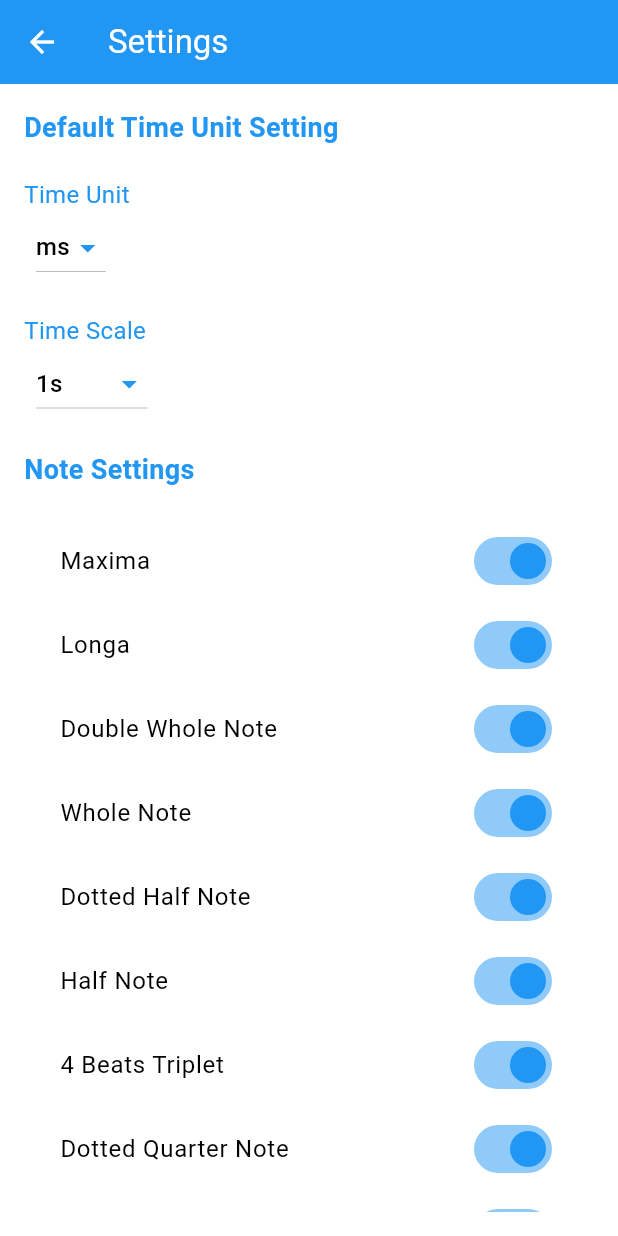
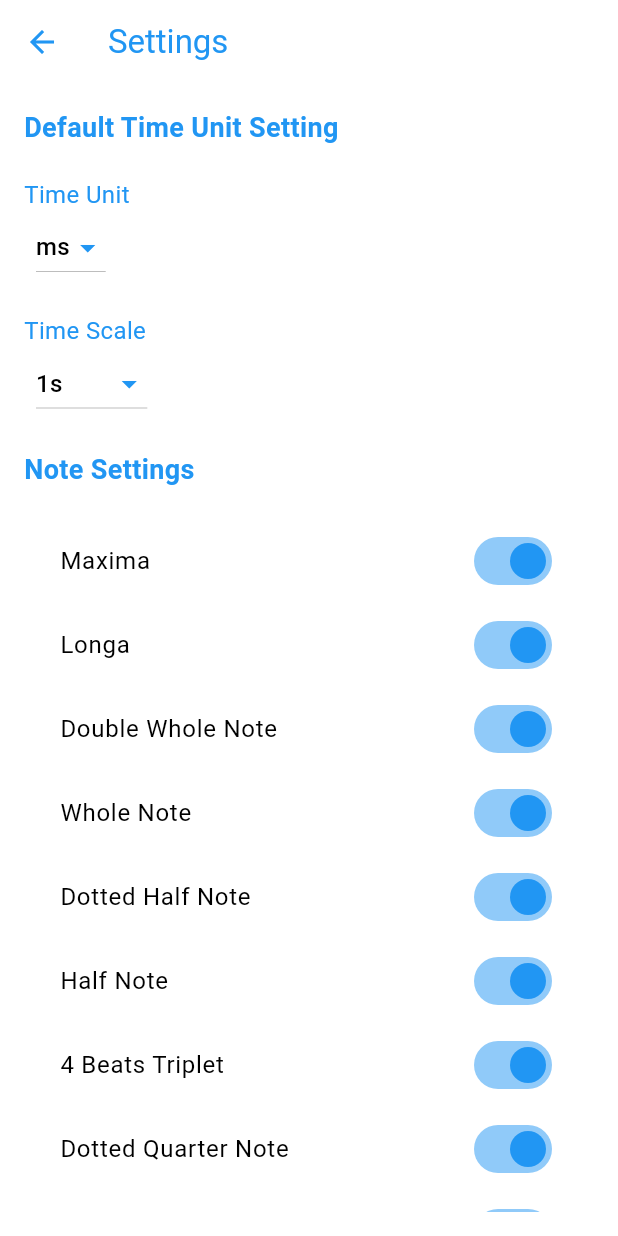
Before and after one commit to ryuya0124/musical_note_calculator, a Flutter app: the SettingsPage screen opened directly, on a phone screen of 412 x 824 dp. Run offline on Flutter 3.47's test engine with Material 3 defaults, Android fonts, the phone set to English and light mode, and no system bars; drawn by our look-alikes of dynamic_color; our stand-ins replace shared_preferences; missing offline and left inert: metronome; accounts and stored records are empty; generated files the repository leaves out were written again.

Commit message:
アプリバーの色変だったから変えた(まだなんか変)

```diff
--- a/lib/UI/app_bar.dart
+++ b/lib/UI/app_bar.dart
@@ -23,12 +23,16 @@ class AppBarWidget extends StatelessWidget implements PreferredSizeWidget {
 
     final colorScheme = Theme.of(context).colorScheme;
 
+    // テキストの色をダークテーマ・ライトテーマに合わせて設定
+    final titleTextColor = colorScheme.primary; // タイトルのテキスト色
+    final tabTextColor = colorScheme.onSurface; // タブ名のテキスト色
+
     // 設定画面以外
     if (selectedIndex != 10) {
       return AppBar(
         automaticallyImplyLeading: false,
-        backgroundColor: colorScheme.primary,
-        foregroundColor: colorScheme.onPrimary,
+        backgroundColor: colorScheme.onPrimary, // 背景色をテーマの onPrimary に
+        foregroundColor: colorScheme.primary, // アイコンの色をテーマの primary に
         title: Row(
           children: [
             Text(
@@ -36,14 +40,14 @@ class AppBarWidget extends StatelessWidget implements PreferredSizeWidget {
               style: Theme.of(context)
                   .textTheme
                   .titleLarge
-                  ?.copyWith(color: colorScheme.onPrimary),
+                  ?.copyWith(color: titleTextColor), // タイトルのテキスト色
             ),
             SizedBox(width: 8), // タイトルとタブ名の間隔を調整
             Text(
               tabNames[selectedIndex], // 現在のタブ名を表示
               style: Theme.of(context).textTheme.titleMedium?.copyWith(
-                color: colorScheme.onPrimary,
                 fontWeight: FontWeight.normal,
+                color: tabTextColor, // タブ名のテキスト色
               ),
             ),
           ],
@@ -57,29 +61,28 @@ class AppBarWidget extends StatelessWidget implements PreferredSizeWidget {
                 MaterialPageRoute(builder: (context) => SettingsPage()),
               );
             },
-            color: colorScheme.onPrimary,
+            color: colorScheme.primary, // アイコンの色
           ),
         ],
       );
-
+    } else {
       // 設定画面
-    } else {
       return AppBar(
-        backgroundColor: colorScheme.primary,
-        foregroundColor: colorScheme.onPrimary,
+        backgroundColor: colorScheme.onPrimary, // 背景色をテーマの onPrimary に
+        foregroundColor: colorScheme.primary, // アイコンの色をテーマの primary に
         title: Text(
           AppLocalizations.of(context)!.settings,
           style: Theme.of(context)
               .textTheme
               .titleLarge
-              ?.copyWith(color: colorScheme.onPrimary),
+              ?.copyWith(color: titleTextColor), // 設定画面のタイトル色
         ),
         leading: IconButton(
           icon: Icon(Icons.arrow_back),
           onPressed: () {
             Navigator.pop(context); // 戻るボタン
           },
-          color: colorScheme.onPrimary, // 戻るアイコンの色を設定
+          color: colorScheme.primary, // 戻るアイコンの色
         ),
       );
     }
```
